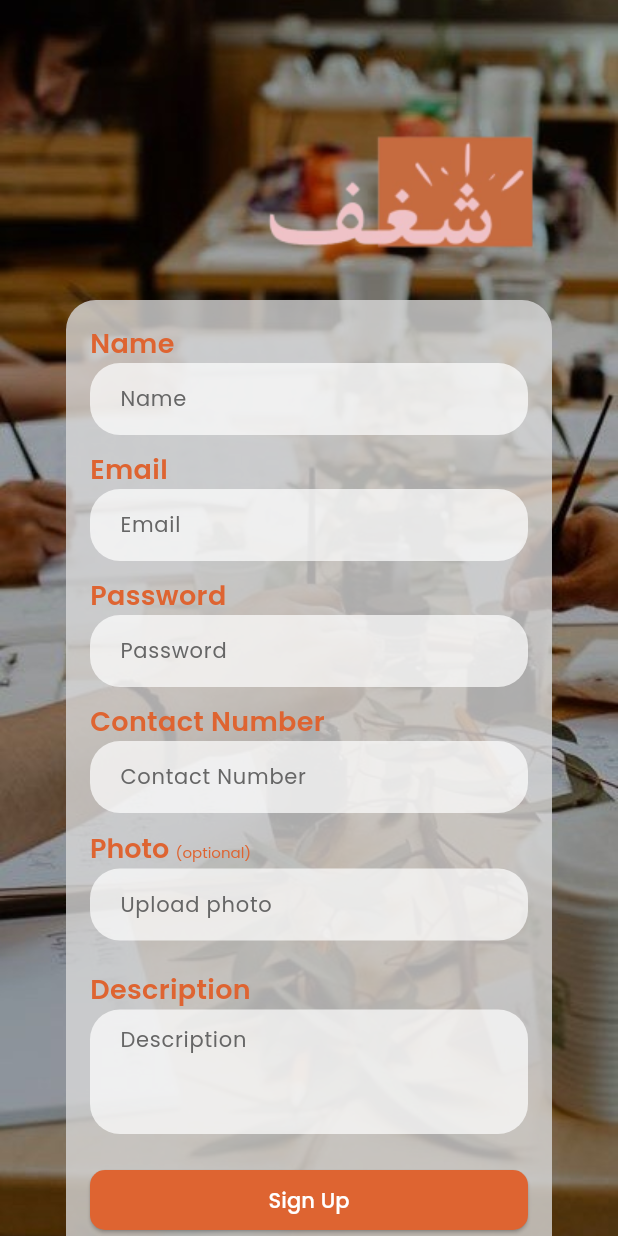
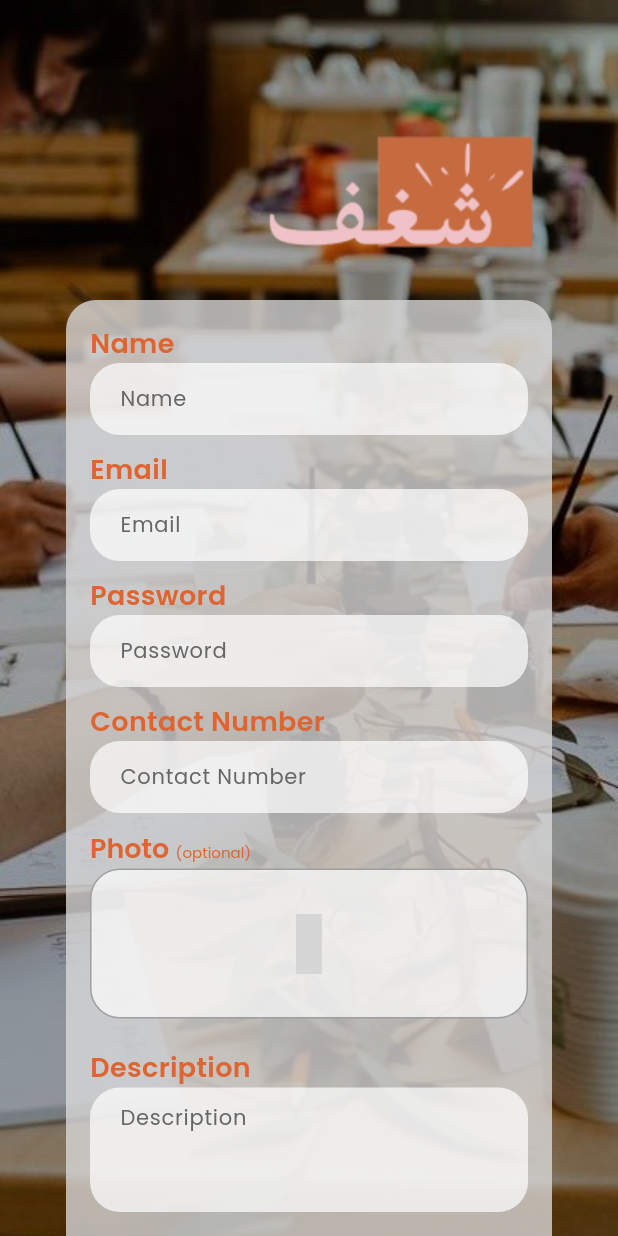
Before and after one commit to Rahafahg/shaghaf, a Flutter app: the CreateOrganizerAccountScreen screen opened directly, on a phone screen of 412 x 824 dp. Run offline on Flutter 3.47's test engine with Material 3 defaults, Android fonts, the light colour scheme and no system bars; our stand-ins replace bloc, custom_radio_grouped_button, device_preview, flutter_bloc, flutter_dotenv, flutter_map and 13 more; missing offline and left inert: flutter_multi_select_items, moyasar, otp_timer_button; accounts and stored records are empty; statements that could not run were skipped; grey boxes are pictures that could not be loaded.

Commit message:
photo to display in create account and shimmer again

```diff
--- a/lib/screens/auth_screens/bloc/auth_bloc.dart
+++ b/lib/screens/auth_screens/bloc/auth_bloc.dart
@@ -16,6 +16,7 @@ class AuthBloc extends Bloc<AuthEvent, AuthState> {
   TextEditingController otpController = TextEditingController();
   final String externalId = mm.Random().nextInt(999999999).toString();
   // final String externalId = '1234567890';
+  File? selectedImage;
 
   AuthBloc() : super(AuthInitial()) {
     on<CreateAccountEvent>(createUserAccountMethod);
@@ -23,6 +24,7 @@ class AuthBloc extends Bloc<AuthEvent, AuthState> {
     on<VerifyOrganizerOtpEvent>(verifyOrganizerOtpMethod);
     on<LoginEvent>(loginMethod);
     on<LoginWithEmailEvent>(loginWithEmailMethod);
+    on<AddingImageEvent>(AddingImageMethod);
   }
 
   FutureOr<void> createUserAccountMethod(
@@ -38,7 +40,8 @@ class AuthBloc extends Bloc<AuthEvent, AuthState> {
     }
   }
 
-  FutureOr<void> verifyOtpMethod(VerifyOtpEvent event, Emitter<AuthState> emit) async {
+  FutureOr<void> verifyOtpMethod(
+      VerifyOtpEvent event, Emitter<AuthState> emit) async {
     try {
       emit(LoadingState());
       await supabaseLayer.verifyOtp(
@@ -83,7 +86,11 @@ class AuthBloc extends Bloc<AuthEvent, AuthState> {
         log('no');
       }
       if (role == 'user' || role == 'organizer') {
-        await supabaseLayer.login(email: event.email, password: event.password, externalId: externalId, role: role);
+        await supabaseLayer.login(
+            email: event.email,
+            password: event.password,
+            externalId: externalId,
+            role: role);
         // log(login.toString());
         emit(SuccessState(role: role));
       }
@@ -92,7 +99,8 @@ class AuthBloc extends Bloc<AuthEvent, AuthState> {
     }
   }
 
-  Future<void> verifyOrganizerOtpMethod(VerifyOrganizerOtpEvent event, Emitter<AuthState> emit) async {
+  Future<void> verifyOrganizerOtpMethod(
+      VerifyOrganizerOtpEvent event, Emitter<AuthState> emit) async {
     try {
       emit(LoadingState());
       await supabaseLayer.verifyOrganizerOtp(
@@ -119,9 +127,9 @@ class AuthBloc extends Bloc<AuthEvent, AuthState> {
 //       kDebugMode ? LaunchMode.platformDefault : LaunchMode.externalApplication, // Launch the auth screen in a new webview on mobile.
 // );
 // log(h.toString());
-   final AuthResponse response =  await supabaseLayer.nativeGoogleSignIn();
-    String role = "";
-   final users = <Future>[];
+      final AuthResponse response = await supabaseLayer.nativeGoogleSignIn();
+      String role = "";
+      final users = <Future>[];
       users.add(supabaseLayer.supabase.from('organizer').select('email'));
       users.add(supabaseLayer.supabase.from('users').select('email'));
       final results = await Future.wait(users);
@@ -150,4 +158,11 @@ class AuthBloc extends Bloc<AuthEvent, AuthState> {
       emit(ErrorState(msg: e.toString()));
     }
   }
+
+  FutureOr<void> AddingImageMethod(
+      AddingImageEvent event, Emitter<AuthState> emit) {
+    print("---------------image added----------");
+    selectedImage = event.image;
+    emit(AddingImageState(image: event.image));
+  }
 }
--- a/lib/screens/auth_screens/bloc/auth_event.dart
+++ b/lib/screens/auth_screens/bloc/auth_event.dart
@@ -50,3 +50,8 @@ final class LoginEvent extends AuthEvent {
 }
 
 final class LoginWithEmailEvent extends AuthEvent {}
+
+final class AddingImageEvent extends AuthEvent {
+  final File? image;
+  AddingImageEvent({required this.image});
+}
--- a/lib/screens/auth_screens/bloc/auth_state.dart
+++ b/lib/screens/auth_screens/bloc/auth_state.dart
@@ -14,5 +14,13 @@ final class LoadingState extends AuthState {}
 
 final class SuccessState extends AuthState {
   final String? role;
-  SuccessState({this.role});
+  final File? image;
+
+  SuccessState({this.role, this.image});
 }
+
+
+final class AddingImageState extends AuthState {
+  final File? image;
+  AddingImageState({required this.image});
+}
--- a/lib/screens/auth_screens/create_organizer_account_screen.dart
+++ b/lib/screens/auth_screens/create_organizer_account_screen.dart
@@ -25,7 +25,7 @@ class CreateOrganizerAccountScreen extends StatelessWidget {
     TextEditingController passwordController = TextEditingController();
     TextEditingController contactNumberController = TextEditingController();
     TextEditingController descriptionController = TextEditingController();
-    File? image;
+   // File? image;
     return BlocProvider(
       create: (context) => AuthBloc(),
       child: Builder(builder: (context) {
@@ -53,7 +53,7 @@ class CreateOrganizerAccountScreen extends StatelessWidget {
                       email: emailController.text,
                       role: 'organizer',
                       name: nameController.text,
-                      image: image,
+                      image: state.image,
                       contactNumber: contactNumberController.text,
                       description: descriptionController.text,
                       licenseNumber: 'asdf'));
@@ -106,23 +106,35 @@ class CreateOrganizerAccountScreen extends StatelessWidget {
                                       type: 'Contact Number',
                                       controller: contactNumberController),
                                   const SizedBox(height: 10),
-                                  AuthField(
-                                      type: 'Photo (optional)',
-                                      onUploadImg: () async {
-                                        // Pick image from gallery
-                                        final photoAsFile = await ImagePicker()
-                                            .pickImage(
-                                                source: ImageSource.gallery);
-                                        if (photoAsFile != null) {
-                                          image = File(photoAsFile.path);
-                                          String fileName =
-                                              image!.path.split('/').last;
-                                          log("img name: $fileName");
-
-                                        } else {
-                                          log('No image selected');
+                                          BlocBuilder<AuthBloc, AuthState>(
+                                      builder: (context, state) {
+                                        File? image;
+                                        if (state is AddingImageState) {
+                                          image = state.image;
+                                        } else if (state is SuccessState) {
+                                          image = state.image;
                                         }
-                                      }),
+                                        return AuthField(
+                                          type: 'Photo (optional)',
+                                          image:
+                                              image, // Pass the selected image
+                                          onUploadImg: () async {
+                                            final photoAsFile =
+                                                await ImagePicker().pickImage(
+                                                    source:
+                                                        ImageSource.gallery);
+                                            if (photoAsFile != null) {
+                                              final image =
+                                                  File(photoAsFile.path);
+                                              bloc.add(AddingImageEvent(
+                                                  image: image));
+                                            } else {
+                                              log('No image selected');
+                                            }
+                                          },
+                                        );
+                                      },
+                                    ),
                                   const SizedBox(height: 20),
                                   AuthField(
                                     type: 'Description',
--- a/lib/widgets/cards/workshope_card.dart
+++ b/lib/widgets/cards/workshope_card.dart
@@ -6,7 +6,7 @@ import 'package:shaghaf/data_layer/data_layer.dart';
 import 'package:shaghaf/extensions/screen_size.dart';
 import 'package:shaghaf/models/workshop_group_model.dart';
 import 'package:shaghaf/widgets/effects/shimmer.dart';
-import 'package:shimmer/shimmer.dart';
+
 
 class WorkshopCard extends StatelessWidget {
   final WorkshopGroupModel workshop;
@@ -225,6 +225,7 @@ class WorkshopCard extends StatelessWidget {
                                         loadingProgress) =>
                                     loadingProgress == null
                                         ? child
+
                                         : shimmerEffect(),
                               )
                             : Image.asset(
--- a/lib/widgets/effects/shimmer.dart
+++ b/lib/widgets/effects/shimmer.dart
@@ -8,6 +8,7 @@ class shimmerEffect extends StatelessWidget {
   @override
   Widget build(BuildContext context) {
     return SizedBox(
+
       width: 200.0,
       height: 200.0,
       child: Shimmer.fromColors(
--- a/lib/widgets/text_fields/auth_field.dart
+++ b/lib/widgets/text_fields/auth_field.dart
@@ -1,4 +1,7 @@
+import 'dart:io';
+
 import 'package:flutter/material.dart';
+import 'package:hugeicons/hugeicons.dart';
 import 'package:shaghaf/constants/constants.dart';
 import 'package:shaghaf/extensions/screen_size.dart';
 
@@ -6,7 +9,13 @@ class AuthField extends StatelessWidget {
   final String type;
   final TextEditingController? controller;
   final void Function()? onUploadImg;
-  const AuthField({super.key, required this.type, this.controller, this.onUploadImg});
+  final File? image;
+  const AuthField(
+      {super.key,
+      required this.type,
+      this.controller,
+      this.onUploadImg,
+      this.image});
 
   @override
   Widget build(BuildContext context) {
@@ -40,26 +49,41 @@ class AuthField extends StatelessWidget {
                         fontFamily: "Poppins",
                         fontWeight: FontWeight.w600))),
         type == 'Photo (optional)'
-            ? TextFormField(
-              readOnly: true,
-              onTap: onUploadImg,
-              decoration: const InputDecoration(
-                filled: true,
-                fillColor: Colors.white70,
-                hintText: "Upload photo",
-                hintStyle: TextStyle(
-                    fontSize: 14,
-                    fontFamily: "Poppins",
-                    color: Color(0xff666666)),
-                border: OutlineInputBorder(
-                  borderSide: BorderSide.none,
-                  borderRadius: BorderRadius.all(
-                      Radius.circular(20.0)), // Circular border radius
+            ? GestureDetector(
+                onTap: onUploadImg,
+                child: Container(
+                  width: context.getWidth(),
+                  height: 100,
+                  decoration: BoxDecoration(
+                    borderRadius: BorderRadius.circular(20),
+                    border: Border.all(color: Colors.grey),
+                    color: Colors.white70,
+                  ),
+                  child: image != null
+                      ? ClipRRect(
+                          borderRadius: BorderRadius.circular(20),
+                          child: Image.file(
+                            image!,
+                            width: 80,
+                            height: 80,
+                            fit: BoxFit.contain,
+                          ),
+                        )
+                      : const Center(
+                          child: HugeIcon(
+                              size: 40,
+                              icon: HugeIcons.strokeRoundedImageAdd01,
+                              color: Constants.mainOrange)
+                          // Text(
+                          //   "Upload photo",
+                          //   style: TextStyle(
+                          //       fontSize: 14,
+                          //       fontFamily: "Poppins",
+                          //       color: Color(0xff666666)),
+                          // ),
+                          ),
                 ),
-                contentPadding: EdgeInsets.symmetric(
-                    vertical: 10.0, horizontal: 16.0), // Reducing height
-              ),
-            )
+              )
             : TextFormField(
                 controller: controller,
                 obscureText: type == 'Password',
@@ -70,7 +94,9 @@ class AuthField extends StatelessWidget {
                     ? 5
                     : 1, // Max lines for Description, can adjust if needed
                 style: const TextStyle(fontSize: 14, fontFamily: "Poppins"),
-                keyboardType: type.toLowerCase()=='email' ? TextInputType.emailAddress : null,
+                keyboardType: type.toLowerCase() == 'email'
+                    ? TextInputType.emailAddress
+                    : null,
                 decoration: InputDecoration(
                   errorStyle: const TextStyle(
                       fontSize: 8, fontFamily: "Poppins", color: Colors.red),
```
